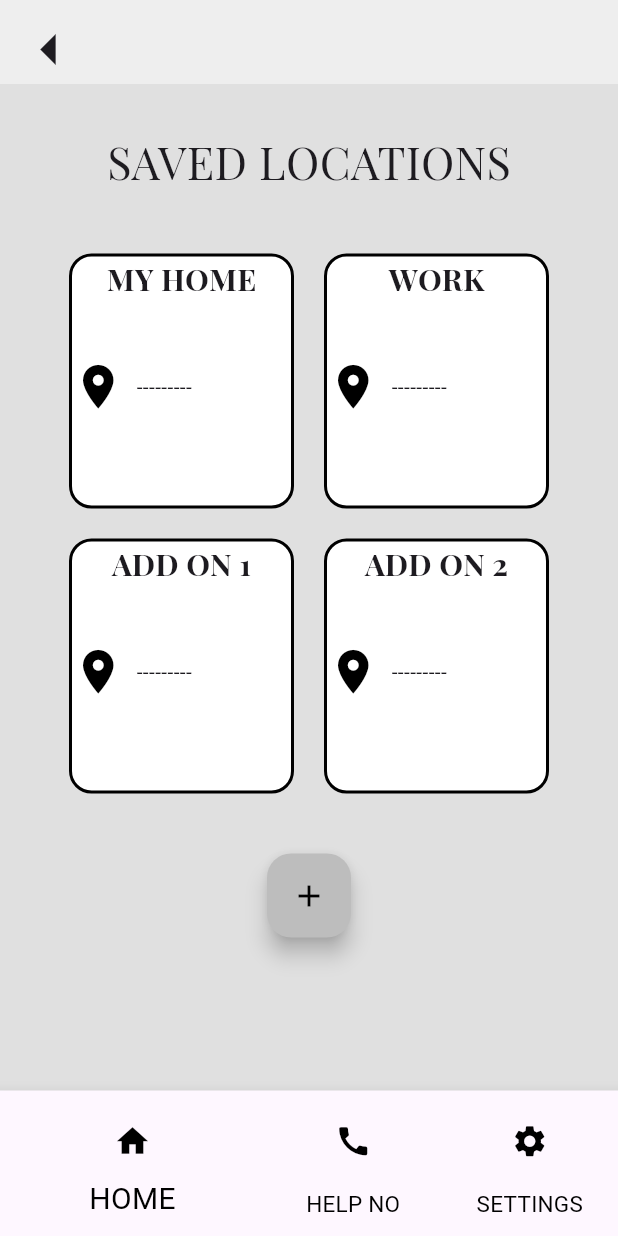
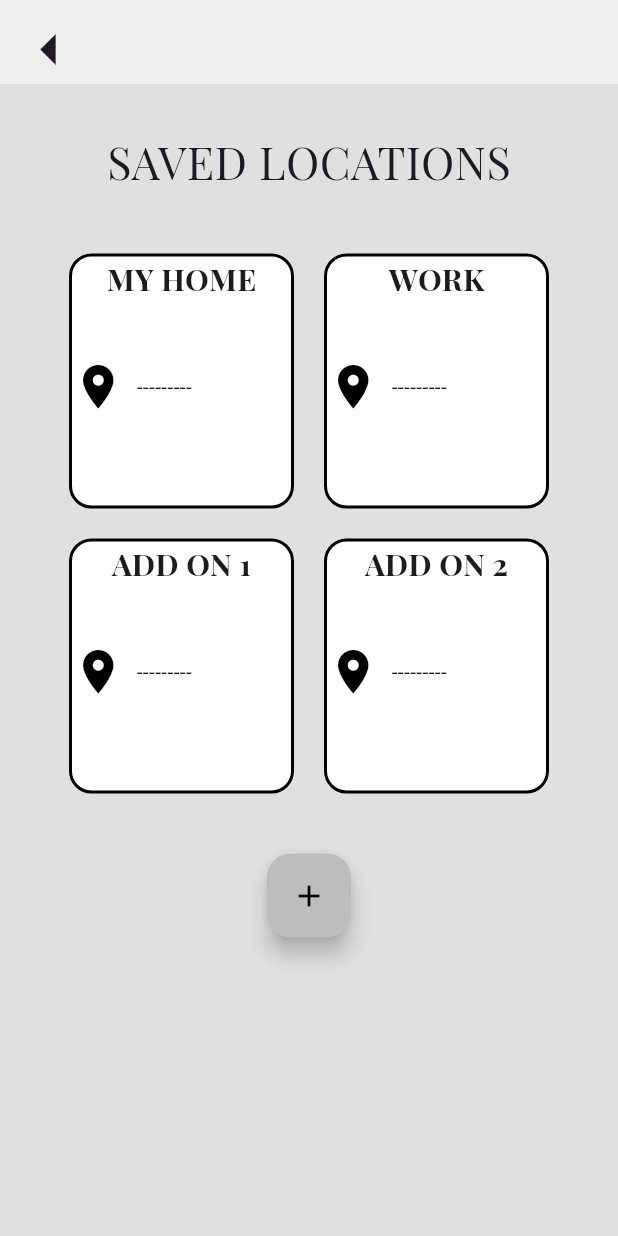
Before and after one commit to ahamasmi-yoddhaha/ResQ, a Flutter app: the SavedLocation screen opened directly, on a phone screen of 412 x 824 dp. Run offline on Flutter 3.47's test engine with Material 3 defaults, Android fonts, the phone set to English and light mode, and no system bars; our stand-ins replace firebase_auth, firebase_core; accounts and stored records are empty.

Commit message:
saved locations page updated

```diff
--- a/lib/homepage.dart
+++ b/lib/homepage.dart
@@ -1,7 +1,6 @@
 import 'package:e_cum_sd_app/dashboard.dart';
 import 'package:e_cum_sd_app/mylocation.dart';
 import 'package:flutter/material.dart';
-//import 'package:e_cum_sd_app/dashboard.dart';
 import 'package:e_cum_sd_app/settings.dart';
 
 class HomePage extends StatefulWidget {
--- a/lib/savedlocation.dart
+++ b/lib/savedlocation.dart
@@ -26,59 +26,6 @@ class _MyWidgetState extends State<SavedLocation> {
               },
             ),
           ),
-          bottomNavigationBar: BottomNavigationBar(
-              type: BottomNavigationBarType.shifting,
-              selectedItemColor: Colors.black,
-              unselectedItemColor: Colors.black,
-              backgroundColor: Colors.white,
-              iconSize: 25.0,
-              selectedFontSize: 20,
-              unselectedFontSize: 15,
-              showSelectedLabels: true,
-              showUnselectedLabels: true,
-              currentIndex: currentIndex,
-              onTap: (index) => setState(() => currentIndex = index),
-              items: [
-                BottomNavigationBarItem(
-                  icon: IconButton(
-                    icon: const Icon(Icons.home),
-                    onPressed: () {
-                      Navigator.push(
-                        context,
-                        MaterialPageRoute(
-                            builder: (context) => const HomePage()),
-                      );
-                    },
-                  ),
-                  label: 'HOME',
-                ),
-                BottomNavigationBarItem(
-                  icon: IconButton(
-                    icon: const Icon(Icons.call),
-                    onPressed: () {
-                      Navigator.push(
-                        context,
-                        MaterialPageRoute(
-                            builder: (context) => const SavedLocation()),
-                      );
-                    },
-                  ),
-                  label: 'HELP NO',
-                ),
-                BottomNavigationBarItem(
-                  icon: IconButton(
-                    icon: const Icon(Icons.settings),
-                    onPressed: () {
-                      Navigator.push(
-                        context,
-                        MaterialPageRoute(
-                            builder: (context) => const Settings()),
-                      );
-                    },
-                  ),
-                  label: 'SETTINGS',
-                ),
-              ]),
           body: SingleChildScrollView(
             child: Center(
               child: Column(
```
